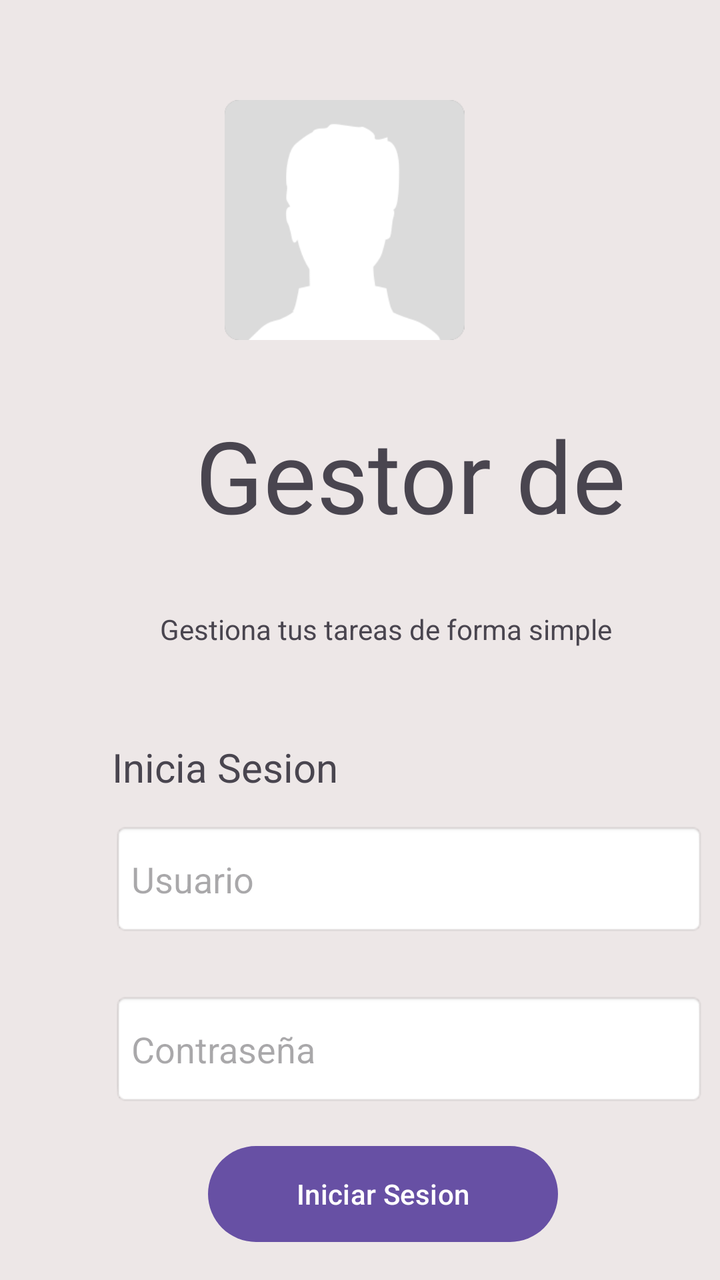
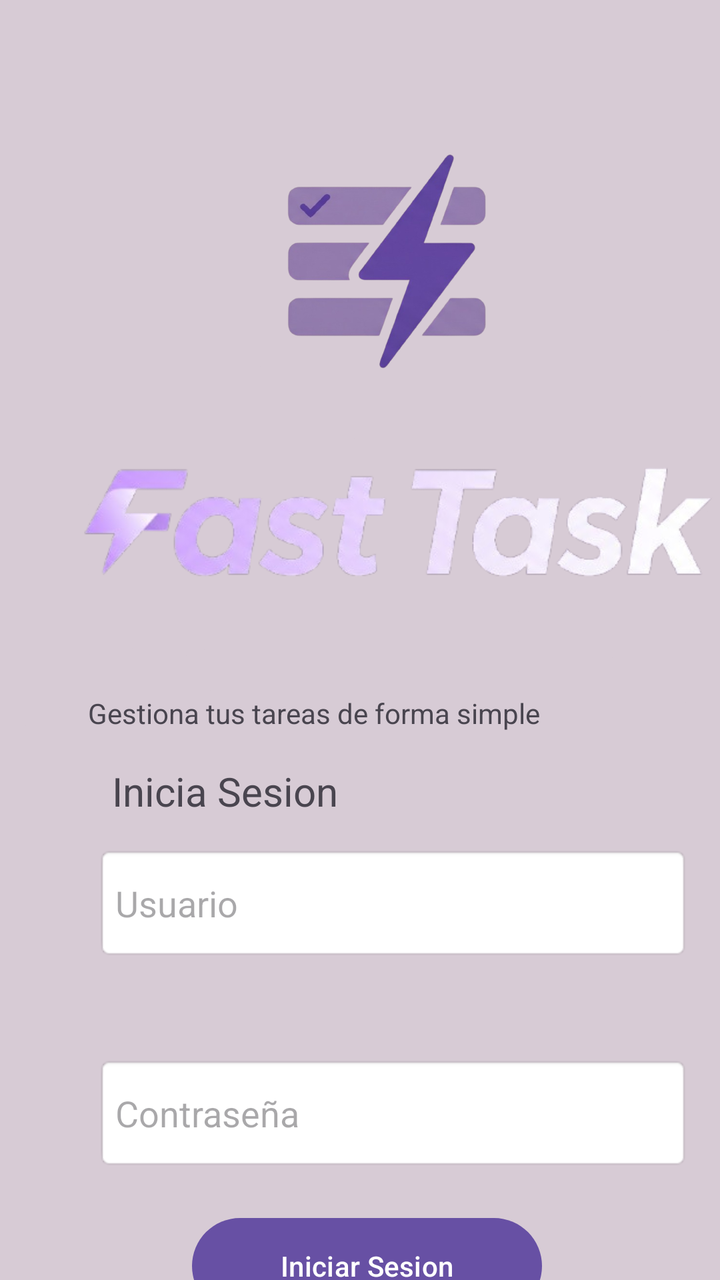

Compare the two renders of this Android layout. The source of the first and the diff that turns it into the second are given below.
<!-- AndroidManifest.xml: application theme Theme.Ejercicio_Base_de_datos -->
<!-- res/layout/activity_main.xml -->
<?xml version="1.0" encoding="utf-8"?>
<androidx.constraintlayout.widget.ConstraintLayout xmlns:android="http://schemas.android.com/apk/res/android"
    xmlns:app="http://schemas.android.com/apk/res-auto"
    xmlns:tools="http://schemas.android.com/tools"
    android:id="@+id/main"
    android:layout_width="match_parent"
    android:layout_height="match_parent"
    android:background="#EDE7E7"
    tools:context=".MainActivity">

    <TextView
        android:id="@+id/Tx_nombre_app"
        android:layout_width="338dp"
        android:layout_height="67dp"
        android:layout_marginStart="36dp"
        android:layout_marginTop="30dp"
        android:layout_marginBottom="4dp"
        android:fontFamily="@font/alumni_sans_inline_one"
        android:text="Gestor de Tareas"
        android:textAlignment="center"
        android:textSize="50sp"
        app:layout_constraintBottom_toTopOf="@+id/textView2"
        app:layout_constraintStart_toStartOf="parent"
        app:layout_constraintTop_toBottomOf="@+id/imageView" />

    <TextView
        android:id="@+id/textView2"
        android:layout_width="wrap_content"
        android:layout_height="wrap_content"
        android:layout_marginStart="80dp"
        android:layout_marginTop="30dp"
        android:layout_marginBottom="30dp"
        android:text="Gestiona tus tareas de forma simple"
        app:layout_constraintBottom_toTopOf="@+id/textView"
        app:layout_constraintStart_toStartOf="parent"
        app:layout_constraintTop_toBottomOf="@+id/Tx_nombre_app" />

    <ImageView
        android:id="@+id/imageView"
        android:layout_width="135dp"
        android:layout_height="120dp"
        android:layout_marginStart="130dp"
        android:layout_marginTop="50dp"
        android:layout_marginEnd="146dp"
        android:layout_marginBottom="4dp"
        app:layout_constraintBottom_toTopOf="@+id/Tx_nombre_app"
        app:layout_constraintEnd_toEndOf="parent"
        app:layout_constraintStart_toStartOf="parent"
        app:layout_constraintTop_toTopOf="parent"
        app:srcCompat="@drawable/moe" />

    <TextView
        android:id="@+id/textView"
        android:layout_width="wrap_content"
        android:layout_height="wrap_content"
        android:layout_marginStart="56dp"
        android:layout_marginTop="16dp"
        android:layout_marginBottom="9dp"
        android:text="Inicia Sesion"
        android:textSize="20sp"
        app:layout_constraintBottom_toTopOf="@+id/et_usu"
        app:layout_constraintStart_toStartOf="parent"
        app:layout_constraintTop_toBottomOf="@+id/textView2" />

    <EditText
        android:id="@+id/et_usu"
        android:layout_width="297dp"
        android:layout_height="57dp"
        android:layout_marginStart="56dp"
        android:layout_marginTop="5dp"
        android:layout_marginBottom="28dp"
        android:background="@android:drawable/editbox_background_normal"
        android:ems="10"
        android:focusableInTouchMode="true"
        android:hint="Usuario"
        android:inputType="text"
        app:layout_constraintBottom_toTopOf="@+id/et_con"
        app:layout_constraintStart_toStartOf="parent"
        app:layout_constraintTop_toBottomOf="@+id/textView" />

    <EditText
        android:id="@+id/et_con"
        android:layout_width="297dp"
        android:layout_height="57dp"
        android:layout_marginStart="56dp"
        android:layout_marginTop="28dp"
        android:background="@android:drawable/editbox_background_normal"
        android:ems="10"
        android:hint="Contraseña"
        android:inputType="textPassword"
        app:layout_constraintStart_toStartOf="parent"
        app:layout_constraintTop_toBottomOf="@+id/et_usu" />

    <Button
        android:id="@+id/button"
        android:layout_width="175dp"
        android:layout_height="56dp"
        android:layout_marginStart="104dp"
        android:layout_marginTop="16dp"
        android:onClick="iniciar_sesion"
        android:text="Iniciar Sesion"
        app:layout_constraintStart_toStartOf="parent"
        app:layout_constraintTop_toBottomOf="@+id/et_con" />

    <TextView
        android:id="@+id/Tx_pregunta"
        android:layout_width="154dp"
        android:layout_height="29dp"
        android:layout_marginStart="116dp"
        android:layout_marginTop="11dp"
        android:layout_marginBottom="7dp"
        android:text="¿ No tienes cuenta ?"
        android:textAlignment="center"
        app:layout_constraintBottom_toTopOf="@+id/textView5"
        app:layout_constraintStart_toStartOf="parent"
        app:layout_constraintTop_toBottomOf="@+id/button" />

    <TextView
        android:id="@+id/textView5"
        android:layout_width="134dp"
        android:layout_height="58dp"
        android:layout_marginStart="156dp"
        android:layout_marginTop="4dp"
        android:onClick="registrarse"
        android:text="Registrate"
        app:layout_constraintStart_toStartOf="parent"
        app:layout_constraintTop_toBottomOf="@+id/Tx_pregunta" />

</androidx.constraintlayout.widget.ConstraintLayout>
<!-- resources referenced by this layout -->
<resources>
  <!-- drawable moe: png bitmap (drawable, 5870 bytes) -->
  <style name="Theme.Ejercicio_Base_de_datos" parent="Base.Theme.Ejercicio_Base_de_datos" />
  <style name="Base.Theme.Ejercicio_Base_de_datos" parent="Theme.Material3.DayNight.NoActionBar">
          
          
      </style>
</resources>

<!-- the commit's change to res/layout/activity_main.xml (unified diff, before → after) -->
@@ -5,49 +5,28 @@
     android:id="@+id/main"
     android:layout_width="match_parent"
     android:layout_height="match_parent"
-    android:background="#EDE7E7"
+    android:background="#D7CBD5"
     tools:context=".MainActivity">
-
-    <TextView
-        android:id="@+id/Tx_nombre_app"
-        android:layout_width="338dp"
-        android:layout_height="67dp"
-        android:layout_marginStart="36dp"
-        android:layout_marginTop="30dp"
-        android:layout_marginBottom="4dp"
-        android:fontFamily="@font/alumni_sans_inline_one"
-        android:text="Gestor de Tareas"
-        android:textAlignment="center"
-        android:textSize="50sp"
-        app:layout_constraintBottom_toTopOf="@+id/textView2"
-        app:layout_constraintStart_toStartOf="parent"
-        app:layout_constraintTop_toBottomOf="@+id/imageView" />
 
     <TextView
         android:id="@+id/textView2"
         android:layout_width="wrap_content"
         android:layout_height="wrap_content"
-        android:layout_marginStart="80dp"
-        android:layout_marginTop="30dp"
-        android:layout_marginBottom="30dp"
+        android:layout_marginTop="283dp"
+        android:layout_marginEnd="90dp"
         android:text="Gestiona tus tareas de forma simple"
-        app:layout_constraintBottom_toTopOf="@+id/textView"
-        app:layout_constraintStart_toStartOf="parent"
-        app:layout_constraintTop_toBottomOf="@+id/Tx_nombre_app" />
+        app:layout_constraintEnd_toEndOf="parent"
+        app:layout_constraintTop_toTopOf="@+id/imageView" />
 
     <ImageView
         android:id="@+id/imageView"
-        android:layout_width="135dp"
-        android:layout_height="120dp"
-        android:layout_marginStart="130dp"
-        android:layout_marginTop="50dp"
-        android:layout_marginEnd="146dp"
-        android:layout_marginBottom="4dp"
-        app:layout_constraintBottom_toTopOf="@+id/Tx_nombre_app"
-        app:layout_constraintEnd_toEndOf="parent"
+        android:layout_width="145dp"
+        android:layout_height="131dp"
+        android:layout_marginStart="124dp"
+        android:layout_marginTop="64dp"
         app:layout_constraintStart_toStartOf="parent"
         app:layout_constraintTop_toTopOf="parent"
-        app:srcCompat="@drawable/moe" />
+        app:srcCompat="@drawable/gemini_generated_image_cbpdtocbpdtocbpd_removebg_preview" />
 
     <TextView
         android:id="@+id/textView"
@@ -66,7 +45,7 @@
         android:id="@+id/et_usu"
         android:layout_width="297dp"
         android:layout_height="57dp"
-        android:layout_marginStart="56dp"
+        android:layout_marginStart="48dp"
         android:layout_marginTop="5dp"
         android:layout_marginBottom="28dp"
         android:background="@android:drawable/editbox_background_normal"
@@ -82,8 +61,8 @@
         android:id="@+id/et_con"
         android:layout_width="297dp"
         android:layout_height="57dp"
-        android:layout_marginStart="56dp"
-        android:layout_marginTop="28dp"
+        android:layout_marginStart="48dp"
+        android:layout_marginTop="48dp"
         android:background="@android:drawable/editbox_background_normal"
         android:ems="10"
         android:hint="Contraseña"
@@ -91,12 +70,23 @@
         app:layout_constraintStart_toStartOf="parent"
         app:layout_constraintTop_toBottomOf="@+id/et_usu" />
 
+    <TextView
+        android:id="@+id/textView5"
+        android:layout_width="134dp"
+        android:layout_height="58dp"
+        android:layout_marginStart="148dp"
+        android:layout_marginTop="16dp"
+        android:onClick="registrarse"
+        android:text="Registrate"
+        app:layout_constraintStart_toStartOf="parent"
+        app:layout_constraintTop_toBottomOf="@+id/Tx_pregunta" />
+
     <Button
         android:id="@+id/button"
         android:layout_width="175dp"
         android:layout_height="56dp"
-        android:layout_marginStart="104dp"
-        android:layout_marginTop="16dp"
+        android:layout_marginStart="96dp"
+        android:layout_marginTop="20dp"
         android:onClick="iniciar_sesion"
         android:text="Iniciar Sesion"
         app:layout_constraintStart_toStartOf="parent"
@@ -106,7 +96,7 @@
         android:id="@+id/Tx_pregunta"
         android:layout_width="154dp"
         android:layout_height="29dp"
-        android:layout_marginStart="116dp"
+        android:layout_marginStart="108dp"
         android:layout_marginTop="11dp"
         android:layout_marginBottom="7dp"
         android:text="¿ No tienes cuenta ?"
@@ -115,15 +105,14 @@
         app:layout_constraintStart_toStartOf="parent"
         app:layout_constraintTop_toBottomOf="@+id/button" />
 
-    <TextView
-        android:id="@+id/textView5"
-        android:layout_width="134dp"
-        android:layout_height="58dp"
-        android:layout_marginStart="156dp"
-        android:layout_marginTop="4dp"
-        android:onClick="registrarse"
-        android:text="Registrate"
+    <ImageView
+        android:id="@+id/imageView18"
+        android:layout_width="388dp"
+        android:layout_height="300dp"
+        android:layout_marginStart="5dp"
+        android:layout_marginBottom="12dp"
+        app:layout_constraintBottom_toTopOf="@+id/et_usu"
         app:layout_constraintStart_toStartOf="parent"
-        app:layout_constraintTop_toBottomOf="@+id/Tx_pregunta" />
+        app:srcCompat="@drawable/image_removebg_preview__1_" />
 
 </androidx.constraintlayout.widget.ConstraintLayout>
<!-- resource entries referenced after the edit -->
@@ -1,6 +1,7 @@
 <!-- resources referenced by this layout -->
 <resources>
-  <!-- drawable moe: png bitmap (drawable, 5870 bytes) -->
+  <!-- drawable gemini_generated_image_cbpdtocbpdtocbpd_removebg_preview: png bitmap (drawable, 120631 bytes) -->
+  <!-- drawable image_removebg_preview__1_: png bitmap (drawable, 74177 bytes) -->
   <style name="Theme.Ejercicio_Base_de_datos" parent="Base.Theme.Ejercicio_Base_de_datos" />
   <style name="Base.Theme.Ejercicio_Base_de_datos" parent="Theme.Material3.DayNight.NoActionBar">
           
